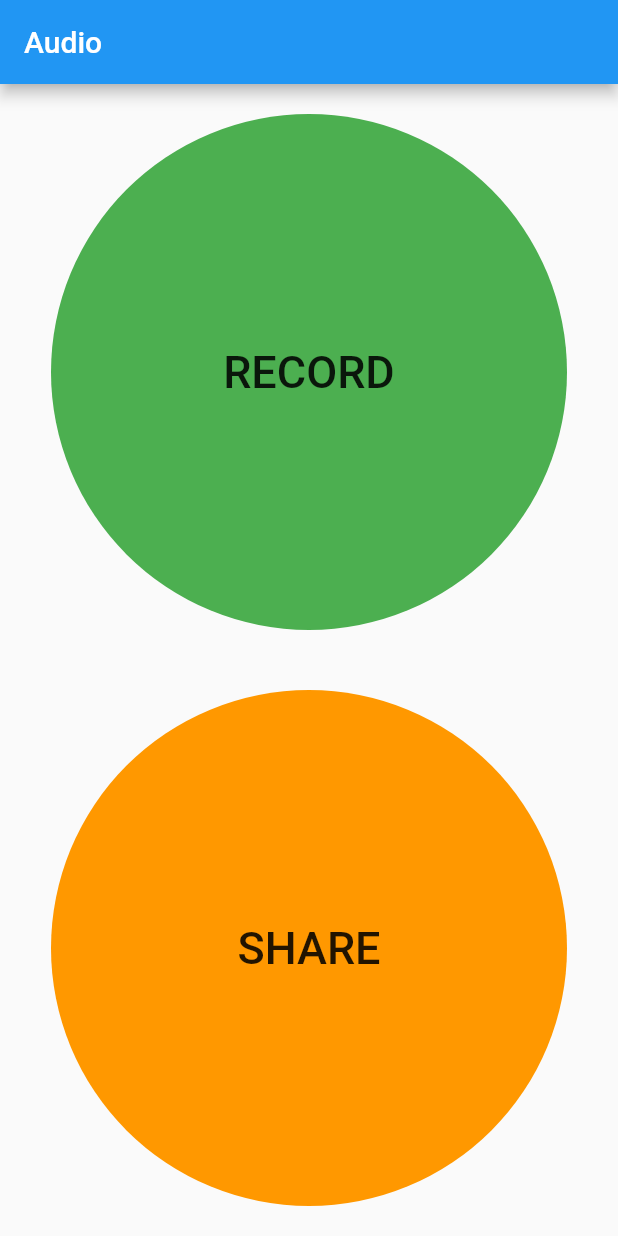
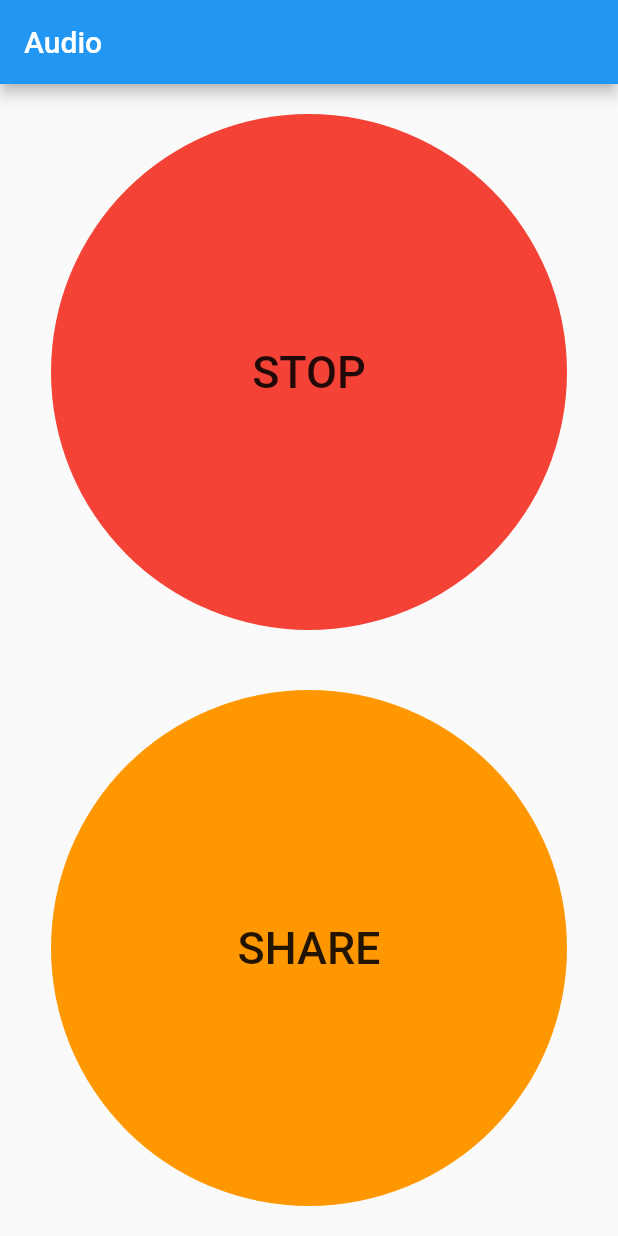
Before and after one commit to FedericoHenze/Flutter_Cangre_Audios, a Flutter app: the screen it shows after launch, after a tap on "RECORD", on a phone screen of 412 x 824 dp. Run offline on Flutter 3.47's test engine with Material 2 defaults, Android fonts, the phone set to English and light mode, and no system bars; missing offline and left inert: flutter_sound, share_extend.

Commit message:
Record and Stop state bug fixed

```diff
--- a/lib/main.dart
+++ b/lib/main.dart
@@ -19,7 +19,7 @@ class MyApp extends StatelessWidget {
         appBar: AppBar(
           title: Text("Audio"),
         ),
-        body:Center(
+        body: Center(
           child: Column(
             children: <Widget>[
               RecordButton(),
@@ -33,40 +33,7 @@ class MyApp extends StatelessWidget {
   }
 }
 
-class ShareButton extends StatefulWidget {
-
-  @override
-  State<StatefulWidget> createState() {
-    return ShareButtonState();
-  }
-}
-
-class ShareButtonState extends State<ShareButton> {
-
-  @override
-  Widget build(BuildContext context) {
-    // TODO: implement build
-    return ActionButton(
-      title: 'SHARE',
-      color: Colors.orange,
-      action: (){this._share();},
-    );
-  }
-
-  void _share() async {
-    Directory dir = await getApplicationDocumentsDirectory();
-    File testFile = new File("${dir.path}/sound.m4a");
-    if (!await testFile.exists()) {
-      await testFile.create(recursive: true);
-      testFile.writeAsStringSync("test for share documents file");
-    }
-    print('shared dialog open');
-    ShareExtend.share(testFile.path, "file");
-  }
-}
-
 class RecordButton extends StatefulWidget {
-
   @override
   State<StatefulWidget> createState() {
     return RecordButtonState();
@@ -74,18 +41,17 @@ class RecordButton extends StatefulWidget {
 }
 
 class RecordButtonState extends State<RecordButton> {
-
   var flutterSound = new FlutterSound();
   String audioPath;
-  var startRecording = true;
+  bool _isRecording = false;
 
   @override
   Widget build(BuildContext context) {
-    // TODO: implement build
     return ActionButton(
-      title: this.startRecording ? 'RECORD' : 'STOP',
-      color: this.startRecording ? Colors.green : Colors.red,
-      action: this.startRecording ? (){this._recordAudio();} : (){_stopRecordingAudio();},
+      title: _isRecording ? 'STOP' : 'RECORD',
+      color: _isRecording ? Colors.red : Colors.green,
+      action: _isRecording ? () => _stopRecordingAudio() : () => _recordAudio(),
+      isVisible: true,
     );
   }
 
@@ -94,47 +60,88 @@ class RecordButtonState extends State<RecordButton> {
     //Start recorder
     var path = await flutterSound.startRecorder("${dir.path}/sound.m4a");
     print('startRecorder: $path');
+    setState(() {
+      _isRecording = true;
+    });
   }
 
   void _stopRecordingAudio() async {
     String result = await flutterSound.stopRecorder();
     print('stopRecorder: $result');
     this.audioPath = result;
+    this.setState(() {
+      _isRecording = false;
+    });
   }
 }
 
-class ActionButton extends StatefulWidget {
+class ShareButton extends StatefulWidget {
+  @override
+  State<StatefulWidget> createState() {
+    return ShareButtonState();
+  }
+}
 
+class ShareButtonState extends State<ShareButton> {
+  @override
+  Widget build(BuildContext context) {
+    // TODO: implement build
+    return ActionButton(
+      title: 'SHARE',
+      color: Colors.orange,
+      action: () {
+        this._share();
+      },
+      isVisible: true,
+    );
+  }
+
+  void _share() async {
+    Directory dir = await getApplicationDocumentsDirectory();
+    File testFile = new File("${dir.path}/sound.m4a");
+    if (await testFile.exists()) {
+      print('shared dialog open');
+      ShareExtend.share(testFile.path, "file");
+    } else {
+      showDialog(
+          context: context,
+          builder: (BuildContext context) {
+            return AlertDialog(
+              title: Text('Error'),
+              content: Text('No record available to share'),
+              actions: <Widget>[
+                FlatButton(
+                  child: Text('Ok'),
+                  onPressed: () => Navigator.of(context).pop(),
+                )
+              ],
+            );
+          });
+    }
+  }
+}
+
+class ActionButton extends StatelessWidget {
   final String title;
   final VoidCallback action;
   final MaterialColor color;
+  final bool isVisible;
 
-  ActionButton({this.title, this.color, this.action});
-
-  @override
-  ActionButtonState createState() {
-    return new ActionButtonState(this.title, this.action, this.color);
-  }
-}
-
-class ActionButtonState extends State<ActionButton> {
-
-  final String title;
-  final VoidCallback action;
-  final MaterialColor color;
-
-  ActionButtonState(this.title, this.action, this.color);
+  ActionButton({this.title, this.color, this.action, this.isVisible});
 
   @override
   Widget build(BuildContext context) {
-    return Expanded(
+    return Visibility(
+      visible: this.isVisible,
+      child: Expanded(
         child: AspectRatio(
             aspectRatio: 1,
             child: Padding(
               padding: const EdgeInsets.all(20.0),
               child: FlatButton(
                 onPressed: this.action,
-              child: Text(this.title,
+                child: Text(
+                  this.title,
                   style: TextStyle(
                     fontSize: 30,
                   ),
@@ -142,9 +149,8 @@ class ActionButtonState extends State<ActionButton> {
                 color: this.color,
                 shape: CircleBorder(),
               ),
-          )
+            )),
       ),
     );
   }
-
 }
```
Lines whose indentation alone changed are shown as unchanged.
